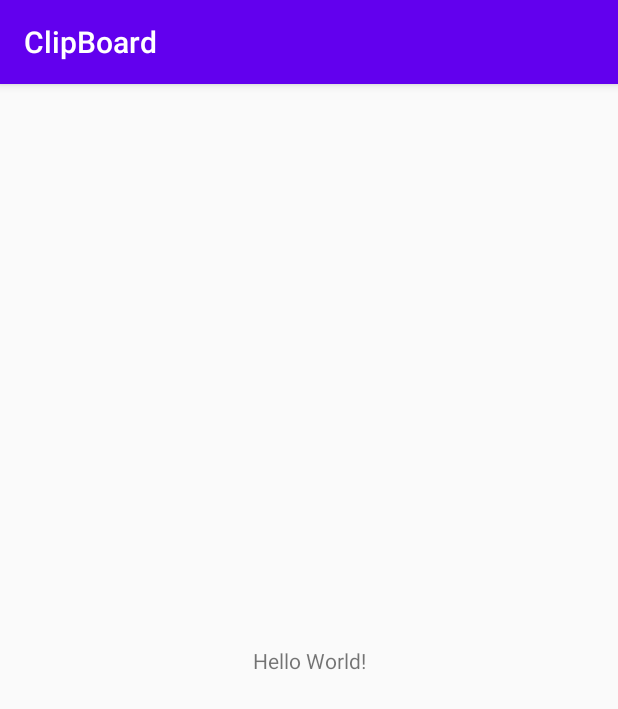
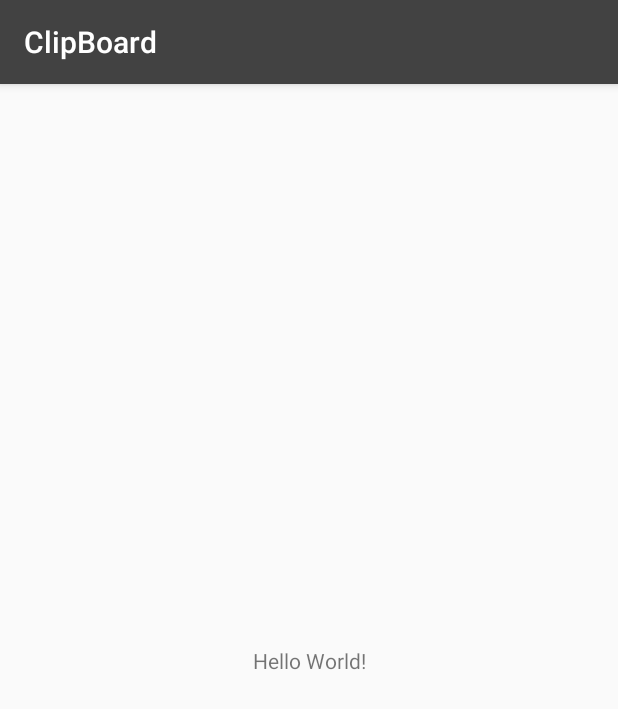
Before and after one commit to Mustaqode/Copy-Master, an Android app: the screen it shows after launch (HomeActivity), on a phone screen of 412 x 824 dp. Shown: the top 709 px of the screen. Run offline under Robolectric (Android 15) with nearby library versions, the light colour scheme and no system bars.

Commit message:
Structured the code

```diff
--- a/app/src/main/AndroidManifest.xml
+++ b/app/src/main/AndroidManifest.xml
@@ -11,14 +11,14 @@
         android:roundIcon="@mipmap/ic_launcher_round"
         android:supportsRtl="true"
         android:theme="@style/AppTheme">
-        <activity android:name=".HomeActivity">
+        <activity android:name=".ui.HomeActivity">
             <intent-filter>
                 <action android:name="android.intent.action.MAIN" />
                 <category android:name="android.intent.category.LAUNCHER" />
             </intent-filter>
         </activity>
 
-        <service android:name=".CopyService" />
+        <service android:name=".service.CopyService" />
 
     </application>
 
--- a/app/src/main/java/dev/mustaq/clipboard/HomeActivity.kt
+++ b/app/src/main/java/dev/mustaq/clipboard/ui/HomeActivity.kt
@@ -1,9 +1,11 @@
-package dev.mustaq.clipboard
+package dev.mustaq.clipboard.ui
 
 import android.content.Intent
 import android.os.Build
 import android.os.Bundle
 import androidx.appcompat.app.AppCompatActivity
+import dev.mustaq.clipboard.R
+import dev.mustaq.clipboard.service.CopyService
 
 class HomeActivity : AppCompatActivity() {
 
--- a/app/src/main/res/layout/activity_main.xml
+++ b/app/src/main/res/layout/activity_main.xml
@@ -4,7 +4,7 @@
     xmlns:tools="http://schemas.android.com/tools"
     android:layout_width="match_parent"
     android:layout_height="match_parent"
-    tools:context=".HomeActivity">
+    tools:context=".ui.HomeActivity">
 
     <TextView
         android:id="@+id/uiTvCopiedText"
--- a/app/src/main/res/layout/model_service_notification.xml
+++ b/app/src/main/res/layout/model_service_notification.xml
@@ -26,7 +26,7 @@
             android:layout_width="wrap_content"
             android:layout_height="wrap_content"
             android:text="@string/str_easy_copy_is_active"
-            android:textColor="@color/grey_900"
+            android:textColor="@color/colorPrimaryDark"
             android:textSize="14sp"
             android:textStyle="bold" />
 
@@ -35,7 +35,7 @@
             android:layout_width="wrap_content"
             android:layout_height="wrap_content"
             android:text="@string/str_never_miss_content"
-            android:textColor="@color/grey_900"
+            android:textColor="@color/colorPrimaryDark"
             android:textSize="14sp" />
 
     </LinearLayout>
--- a/app/src/main/res/values/colors.xml
+++ b/app/src/main/res/values/colors.xml
@@ -1,9 +1,7 @@
 <?xml version="1.0" encoding="utf-8"?>
 <resources>
-    <color name="colorPrimary">#6200EE</color>
-    <color name="colorPrimaryDark">#3700B3</color>
-    <color name="colorAccent">#03DAC5</color>
-    <color name="yellow500">#ffeb3b</color>
+    <color name="colorPrimary">#424242</color>
+    <color name="colorPrimaryDark">#212121</color>
+    <color name="colorAccent">#ffeb3b</color>
     <color name="grey_50">#fafafa</color>
-    <color name="grey_900">#212121</color>
 </resources>
```
Also changed, not shown: app/src/main/java/dev/mustaq/clipboard/service/CopyService.kt (renamed from app/src/main/java/dev/mustaq/clipboard/CopyService.kt, +9 -3 lines).
